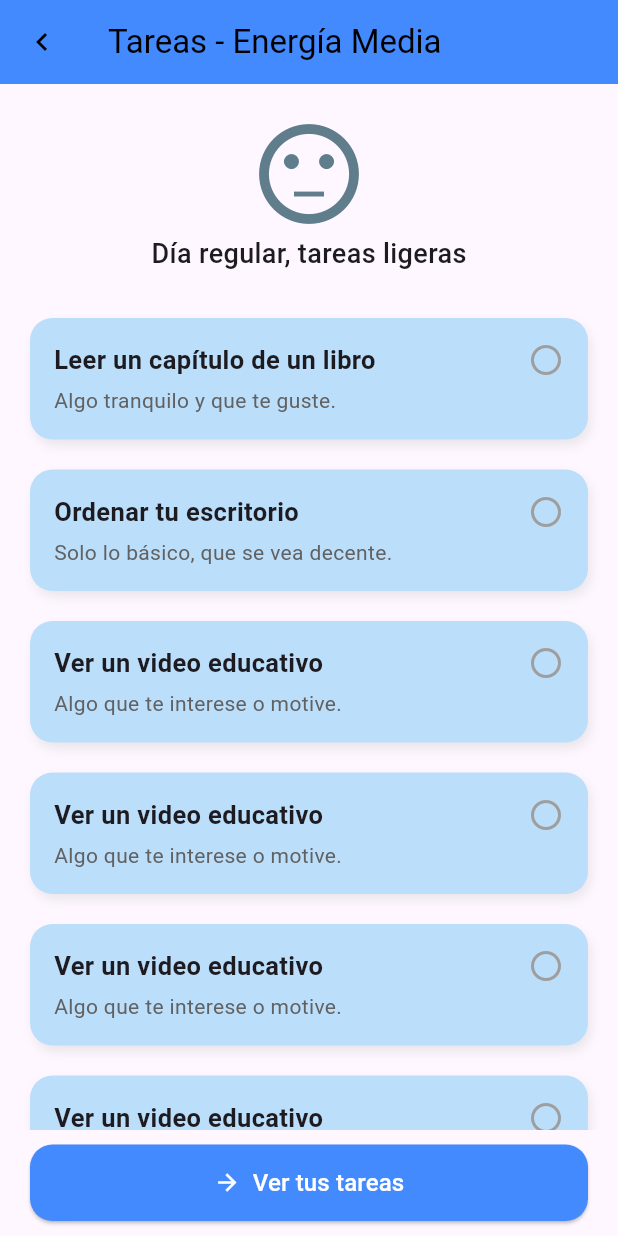
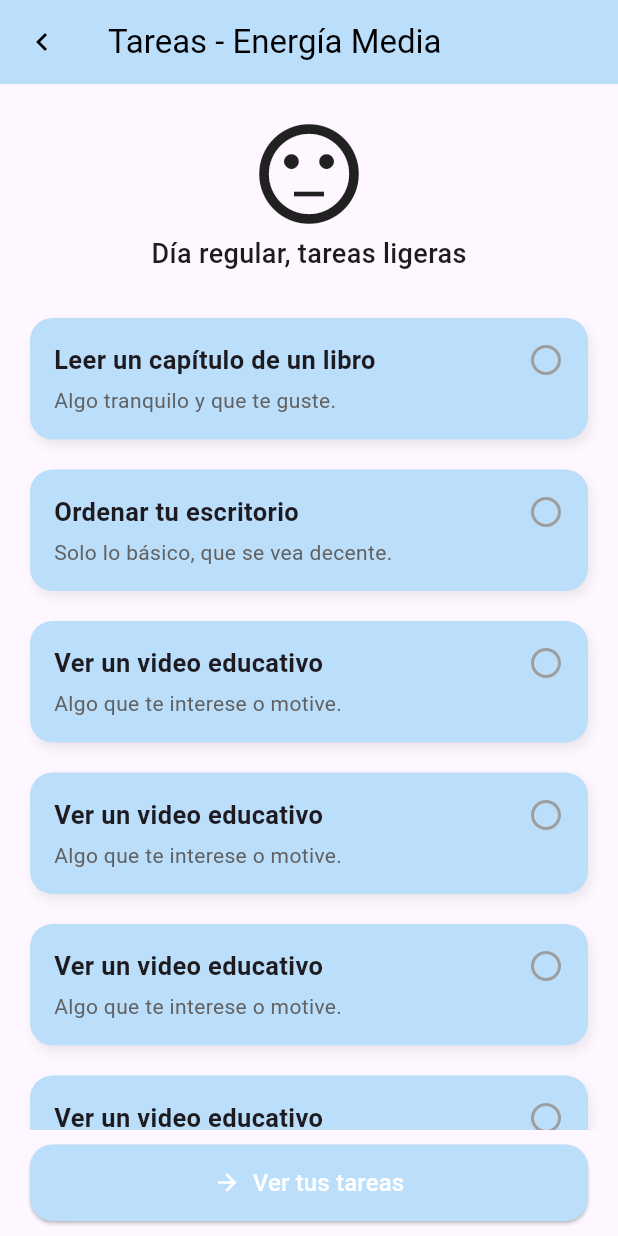
Before and after one commit to GaaloP/energy_tasker, a Flutter app: the screen it shows after launch, after a tap on an icon or button, on a phone screen of 412 x 824 dp. Run offline on Flutter 3.47's test engine with Material 3 defaults, Android fonts, the phone set to English and light mode, and no system bars.

Commit message:
fix categoriTasks

```diff
--- a/lib/Pages/all_tasks.dart
+++ b/lib/Pages/all_tasks.dart
@@ -10,7 +10,7 @@ class AllTasksPage extends StatefulWidget {
 }
 
 class _AllTasksPageState extends State<AllTasksPage> {
-  final tareas = categoriasTareas;
+  final tareas = categoriTasks;
 
   @override
   Widget build(BuildContext context) {
--- a/lib/Pages/max_energy_page.dart
+++ b/lib/Pages/max_energy_page.dart
@@ -1,6 +1,7 @@
 import 'package:flutter/material.dart';
-import '../data/max_energy_tasks.dart';
+import '../data/tasks_categories.dart';
 import '../widgets/tasks_page_template.dart';
+
 
 class MaxEnergyPage extends StatelessWidget {
   const MaxEnergyPage({super.key});
@@ -11,10 +12,10 @@ class MaxEnergyPage extends StatelessWidget {
       title: 'Tareas - Energía Alta',
       subtitle: '¡Hoy estás con toda la energía!',
       icon: Icons.sentiment_very_satisfied,
-      iconColor: Colors.teal,
-      appBarColor: Colors.teal,
+      color: categoriTasks[0]['color'],
+      appBarColor: categoriTasks[0]['color'],
       taskColor: Color.fromARGB(255, 178, 251, 244),
-      tasks: tareasMax,
+      tasks: categoriTasks[0]['tareas'],
     );
   }
 }
--- a/lib/Pages/mid_energy_page.dart
+++ b/lib/Pages/mid_energy_page.dart
@@ -1,5 +1,5 @@
 import 'package:flutter/material.dart';
-import '../data/mid_energy_tasks.dart';
+import 'package:energy_tasker/data/tasks_categories.dart';
 import '../widgets/tasks_page_template.dart';
 
 class MidEnergyPage extends StatelessWidget {
@@ -11,10 +11,10 @@ class MidEnergyPage extends StatelessWidget {
       title: 'Tareas - Energía Media',
       subtitle: 'Día regular, tareas ligeras',
       icon: Icons.sentiment_neutral,
-      iconColor: Colors.blueGrey,
-      appBarColor: Colors.blueAccent,
+      color: categoriTasks[1]['color'],
+      appBarColor: categoriTasks[1]['colorCard'],
       taskColor: Color.fromARGB(255, 187, 222, 251),
-      tasks: tareasMid,
+      tasks: categoriTasks[1]['tareas'],
     );
   }
 }
--- a/lib/Pages/min_energy_page.dart
+++ b/lib/Pages/min_energy_page.dart
@@ -1,5 +1,5 @@
 import 'package:flutter/material.dart';
-import '../data/min_energy_tasks.dart';
+import 'package:energy_tasker/data/tasks_categories.dart';
 import '../widgets/tasks_page_template.dart';
 
 class MinEnergyPage extends StatelessWidget {
@@ -11,10 +11,10 @@ class MinEnergyPage extends StatelessWidget {
       title: 'Tareas - Energía Baja',
       subtitle: 'No pasa nada, ve poco a poco',
       icon: Icons.sentiment_very_dissatisfied,
-      iconColor: Colors.pink,
-      appBarColor: Colors.pinkAccent,
+      color: categoriTasks[2]['color'],
+      appBarColor: categoriTasks[2]['colorCard'],
       taskColor: Color.fromARGB(255, 252, 228, 236),
-      tasks: tareasMin,
+      tasks: categoriTasks[2]['tareas'],
     );
   }
 }
--- a/lib/data/tasks_categories.dart
+++ b/lib/data/tasks_categories.dart
@@ -3,23 +3,23 @@ import 'max_energy_tasks.dart';
 import 'mid_energy_tasks.dart';
 import 'min_energy_tasks.dart';
 
-final List<Map<String, dynamic>> categoriasTareas = [
+final List<Map<String, dynamic>> categoriTasks = [
   {
     'categoria': 'Alta energía',
-    'color': Colors.teal,
-    'colorcard': const Color.fromARGB(255, 178, 251, 244),
+    'color': Color.fromARGB(255, 0, 150, 135),
+    'colorCard': Color.fromARGB(255, 178, 251, 244),
     'tareas': tareasMax,
   },
   {
     'categoria': 'Energía media',
-    'color': Colors.blueAccent,
-    'colorcard': const Color.fromARGB(255, 187, 222, 251),
+    'color': Color.fromARGB(255, 68, 138, 255),
+    'colorCard': Color.fromARGB(255, 187, 222, 251),
     'tareas': tareasMid,
   },
   {
     'categoria': 'Baja energía',
-    'color': Colors.pink,
-    'colorcard': const Color.fromARGB(255, 252, 228, 236),
+    'color': Color.fromARGB(255, 233, 30, 99),
+    'colorCard': Color.fromARGB(255, 252, 228, 236),
     'tareas': tareasMin,
   },
 ];
--- a/lib/widgets/tasks_page_template.dart
+++ b/lib/widgets/tasks_page_template.dart
@@ -6,7 +6,7 @@ class EnergyTaskPage extends StatefulWidget {
   final String title;
   final String subtitle;
   final IconData icon;
-  final Color iconColor;
+  final Color color;
   final Color appBarColor;
   final Color taskColor;
   final List<Map<String, dynamic>> tasks;
@@ -16,7 +16,7 @@ class EnergyTaskPage extends StatefulWidget {
     required this.title,
     required this.subtitle,
     required this.icon,
-    required this.iconColor,
+    required this.color,
     required this.appBarColor,
     required this.taskColor,
     required this.tasks,
@@ -35,6 +35,7 @@ class _EnergyTaskPageState extends State<EnergyTaskPage> {
           icon: const Icon(Icons.keyboard_arrow_left_outlined),
           onPressed: () => Navigator.pop(context),
         ),
+
         title: Text(widget.title),
         backgroundColor: widget.appBarColor,
         foregroundColor: Colors.black,
@@ -42,7 +43,7 @@ class _EnergyTaskPageState extends State<EnergyTaskPage> {
       body: Column(
         children: [
           const SizedBox(height: 20),
-          Icon(widget.icon, size: 80, color: widget.iconColor),
+          Icon(widget.icon, size: 80,),
           Text(
             widget.subtitle,
             style: const TextStyle(fontSize: 18, fontWeight: FontWeight.w500),
```
